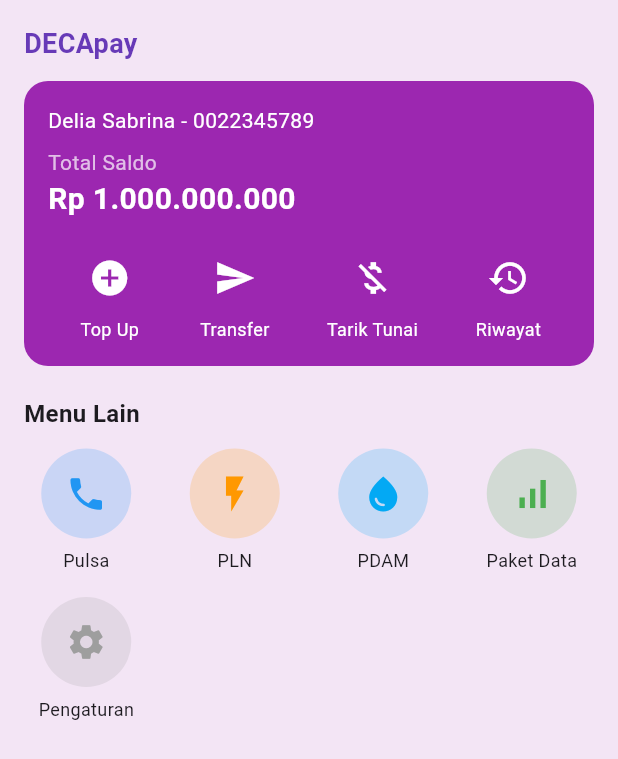
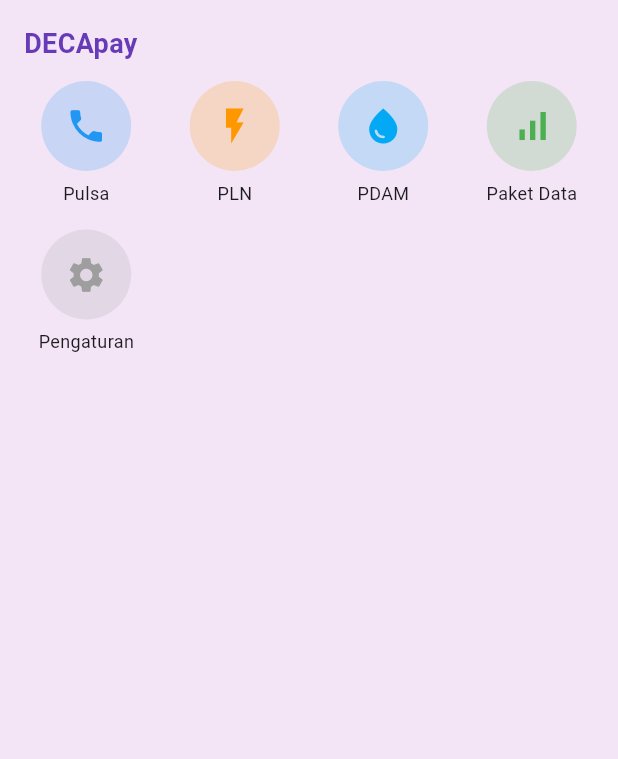
Before and after one commit to GalaxyRexus/mbanking_flutter, a Flutter app: the HomePage screen opened directly, on a phone screen of 412 x 824 dp. Shown: the top 759 px of the screen. Run offline on Flutter 3.47's test engine with Material 3 defaults, Android fonts, the phone set to English and light mode, and no system bars.

Commit message:
Update Fitur Pagination

```diff
--- a/lib/home.dart
+++ b/lib/home.dart
@@ -29,9 +29,11 @@ class HomePage extends StatelessWidget {
 Widget build(BuildContext context) {
   return Scaffold(
     backgroundColor: Colors.purple.shade50,
+    resizeToAvoidBottomInset: true, // agar konten naik saat keyboard muncul
     body: SafeArea(
       child: Padding(
         padding: const EdgeInsets.all(16),
+        child: SingleChildScrollView( // Tambahkan scroll agar tidak overflow
           child: Column(
             crossAxisAlignment: CrossAxisAlignment.start,
             children: [
@@ -44,79 +46,16 @@ class HomePage extends StatelessWidget {
                 ),
               ),
               const SizedBox(height: 12),
-
-              // Card Saldo
-              Container(
-                width: double.infinity,
-                padding: const EdgeInsets.all(16),
-                decoration: BoxDecoration(
-                  color: primaryColor,
-                  borderRadius: BorderRadius.circular(16),
-                ),
-                child: Column(
-                  crossAxisAlignment: CrossAxisAlignment.start,
-                  children: [
-                    const Text(
-                      "Delia Sabrina - 0022345789",
-                      style: TextStyle(color: Colors.white, fontSize: 14),
-                    ),
-                    const SizedBox(height: 8),
-                    const Text(
-                      "Total Saldo",
-                      style: TextStyle(color: Colors.white70, fontSize: 14),
-                    ),
-                    const Text(
-                      "Rp 1.000.000.000",
-                      style: TextStyle(
-                        color: Colors.white,
-                        fontSize: 20,
-                        fontWeight: FontWeight.bold,
-                      ),
-                    ),
-                    const SizedBox(height: 16),
-                    Row(
-                      mainAxisAlignment: MainAxisAlignment.spaceAround,
-                      children: [
-                        _MenuIcon(
-                          icon: Icons.add_circle,
-                          label: "Top Up",
-                          onTap: () => _goToPage(context, "Top Up"),
-                        ),
-                        _MenuIcon(
-                          icon: Icons.send,
-                          label: "Transfer",
-                          onTap: () => _goToPage(context, "Transfer"),
-                        ),
-                        _MenuIcon(
-                          icon: Icons.money_off,
-                          label: "Tarik Tunai",
-                          onTap: () => _goToPage(context, "Tarik Tunai"),
-                        ),
-                        _MenuIcon(
-                          icon: Icons.history,
-                          label: "Riwayat",
-                          onTap: () => _goToPage(context, "Riwayat"),
-                        ),
-                      ],
-                    ),
-                  ],
-                ),
-              ),
-
-              const SizedBox(height: 20),
-              const Text(
-                "Menu Lain",
-                style: TextStyle(fontSize: 16, fontWeight: FontWeight.bold),
-              ),
-
-              const SizedBox(height: 12),
-
+              // ...existing code...
               // Grid Menu
-              Expanded(
+              SizedBox(
+                height: 220, // batasi tinggi grid agar tidak overflow
                 child: GridView.count(
                   crossAxisCount: 4,
                   crossAxisSpacing: 16,
                   mainAxisSpacing: 16,
+                  shrinkWrap: true,
+                  physics: const NeverScrollableScrollPhysics(),
                   children: [
                     _MenuGrid(
                       icon: Icons.phone,
@@ -152,6 +91,7 @@ class HomePage extends StatelessWidget {
                 ),
               ),
             ],
+          ),
         ),
       ),
     ),
```
Lines whose indentation alone changed are shown as unchanged.
